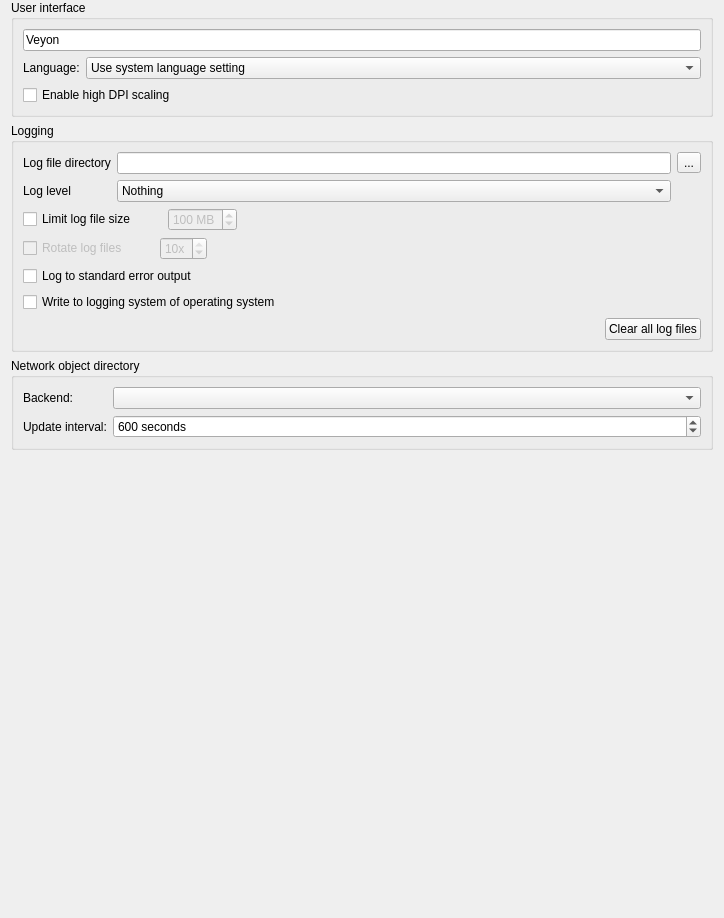
The window that configurator/forms/GeneralConfigurationPage.ui (veyon/veyon) describes before a commit, drawn with Qt 5.
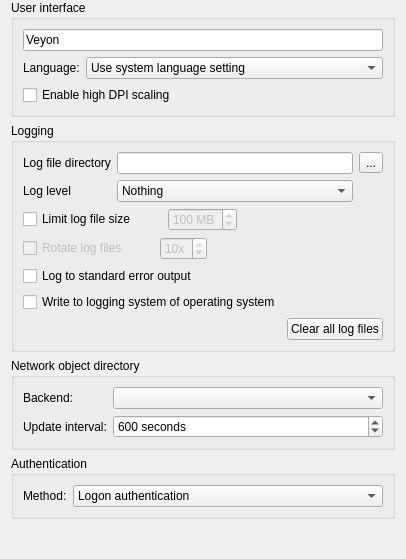
The same window after the commit. Icons and pictures are not drawn.

Commit message: Configurator: GeneralConfigurationPage: add authentication method

What changed in the file:
```diff
--- a/configurator/forms/GeneralConfigurationPage.ui
+++ b/configurator/forms/GeneralConfigurationPage.ui
@@ -2,14 +2,6 @@
 <ui version="4.0">
  <class>GeneralConfigurationPage</class>
  <widget class="QWidget" name="GeneralConfigurationPage">
-  <property name="geometry">
-   <rect>
-    <x>0</x>
-    <y>0</y>
-    <width>724</width>
-    <height>918</height>
-   </rect>
-  </property>
   <layout class="QVBoxLayout" name="verticalLayout_14">
    <property name="topMargin">
     <number>0</number>
@@ -322,6 +314,36 @@
      </layout>
     </widget>
    </item>
+   <item>
+    <widget class="QGroupBox" name="groupBox">
+     <property name="title">
+      <string>Authentication</string>
+     </property>
+     <layout class="QHBoxLayout" name="horizontalLayout" stretch="0,1">
+      <item>
+       <widget class="QLabel" name="label_2">
+        <property name="text">
+         <string>Method:</string>
+        </property>
+       </widget>
+      </item>
+      <item>
+       <widget class="QComboBox" name="authenticationMethod">
+        <item>
+         <property name="text">
+          <string>Logon authentication</string>
+         </property>
+        </item>
+        <item>
+         <property name="text">
+          <string>Key file authentication</string>
+         </property>
+        </item>
+       </widget>
+      </item>
+     </layout>
+    </widget>
+   </item>
    <item>
     <spacer name="verticalSpacer">
      <property name="orientation">
```
Left out of the diff: 5 changed lines with no effect on the pictures. The commit also changes 2 other files.
